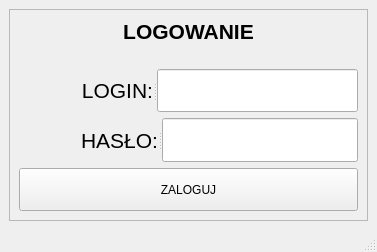
Above: templates/zamowienia/login.ui from PanWitold/program_ksiegowy before the change. Below: the same form after it.
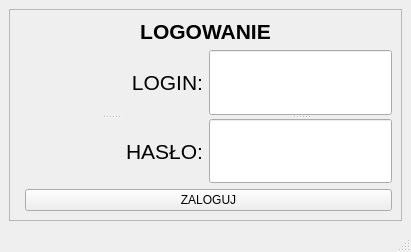
That is the form after the change.

Patch:
```diff
--- a/templates/zamowienia/login.ui
+++ b/templates/zamowienia/login.ui
@@ -6,7 +6,7 @@
    <rect>
     <x>0</x>
     <y>0</y>
-    <width>377</width>
+    <width>411</width>
     <height>252</height>
    </rect>
   </property>
@@ -14,8 +14,8 @@
    <string>zamówienia</string>
   </property>
   <widget class="QWidget" name="centralwidget">
-   <layout class="QVBoxLayout" name="verticalLayout">
-    <item>
+   <layout class="QGridLayout" name="gridLayout_2">
+    <item row="0" column="0">
      <widget class="QFrame" name="logowanie">
       <property name="frameShape">
        <enum>QFrame::StyledPanel</enum>
@@ -23,30 +23,13 @@
       <property name="frameShadow">
        <enum>QFrame::Raised</enum>
       </property>
-      <layout class="QVBoxLayout" name="verticalLayout_2">
+      <layout class="QGridLayout" name="gridLayout">
+       <item row="1" column="0" colspan="2">
+        <layout class="QHBoxLayout" name="horizontalLayout">
        <item>
-        <widget class="QLabel" name="label_3">
-         <property name="mouseTracking">
-          <bool>true</bool>
-         </property>
-         <property name="layoutDirection">
-          <enum>Qt::LeftToRight</enum>
-         </property>
-         <property name="text">
-          <string>&lt;html&gt;&lt;head/&gt;&lt;body&gt;&lt;p align=&quot;center&quot;&gt;&lt;span style=&quot; font-size:16pt; font-weight:600;&quot;&gt;LOGOWANIE&lt;/span&gt;&lt;/p&gt;&lt;/body&gt;&lt;/html&gt;</string>
-         </property>
-         <property name="textFormat">
-          <enum>Qt::RichText</enum>
-         </property>
-         <property name="alignment">
-          <set>Qt::AlignHCenter|Qt::AlignTop</set>
-         </property>
-        </widget>
-       </item>
-       <item>
-        <widget class="QSplitter" name="splitter">
+          <widget class="QSplitter" name="splitter_2">
          <property name="orientation">
-          <enum>Qt::Horizontal</enum>
+            <enum>Qt::Vertical</enum>
          </property>
          <widget class="QLabel" name="label">
           <property name="font">
@@ -63,6 +46,28 @@
            <set>Qt::AlignRight|Qt::AlignTrailing|Qt::AlignVCenter</set>
           </property>
          </widget>
+           <widget class="QLabel" name="label_2">
+            <property name="font">
+             <font>
+              <pointsize>16</pointsize>
+              <weight>50</weight>
+              <bold>false</bold>
+             </font>
+            </property>
+            <property name="text">
+             <string>HASŁO:</string>
+            </property>
+            <property name="alignment">
+             <set>Qt::AlignRight|Qt::AlignTrailing|Qt::AlignVCenter</set>
+            </property>
+           </widget>
+          </widget>
+         </item>
+         <item>
+          <widget class="QSplitter" name="splitter">
+           <property name="orientation">
+            <enum>Qt::Vertical</enum>
+           </property>
          <widget class="QLineEdit" name="input_login">
           <property name="statusTip">
            <string/>
@@ -77,28 +82,6 @@
            <string/>
           </property>
          </widget>
-        </widget>
-       </item>
-       <item>
-        <widget class="QSplitter" name="splitter_2">
-         <property name="orientation">
-          <enum>Qt::Horizontal</enum>
-         </property>
-         <widget class="QLabel" name="label_2">
-          <property name="font">
-           <font>
-            <pointsize>16</pointsize>
-            <weight>50</weight>
-            <bold>false</bold>
-           </font>
-          </property>
-          <property name="text">
-           <string>HASŁO:</string>
-          </property>
-          <property name="alignment">
-           <set>Qt::AlignRight|Qt::AlignTrailing|Qt::AlignVCenter</set>
-          </property>
-         </widget>
          <widget class="QLineEdit" name="input_passwd">
           <property name="echoMode">
            <enum>QLineEdit::Password</enum>
@@ -106,7 +89,9 @@
          </widget>
         </widget>
        </item>
-       <item>
+        </layout>
+       </item>
+       <item row="2" column="1">
         <widget class="QSplitter" name="splitter_3">
          <property name="orientation">
           <enum>Qt::Horizontal</enum>
@@ -118,6 +103,25 @@
          </widget>
         </widget>
        </item>
+       <item row="0" column="0" colspan="2">
+        <widget class="QLabel" name="label_3">
+         <property name="mouseTracking">
+          <bool>true</bool>
+         </property>
+         <property name="layoutDirection">
+          <enum>Qt::LeftToRight</enum>
+         </property>
+         <property name="text">
+          <string>&lt;html&gt;&lt;head/&gt;&lt;body&gt;&lt;p align=&quot;center&quot;&gt;&lt;span style=&quot; font-size:16pt; font-weight:600;&quot;&gt;LOGOWANIE&lt;/span&gt;&lt;/p&gt;&lt;/body&gt;&lt;/html&gt;</string>
+         </property>
+         <property name="textFormat">
+          <enum>Qt::RichText</enum>
+         </property>
+         <property name="alignment">
+          <set>Qt::AlignHCenter|Qt::AlignTop</set>
+         </property>
+        </widget>
+       </item>
       </layout>
      </widget>
     </item>
```
Lines whose indentation alone changed are shown as unchanged.
